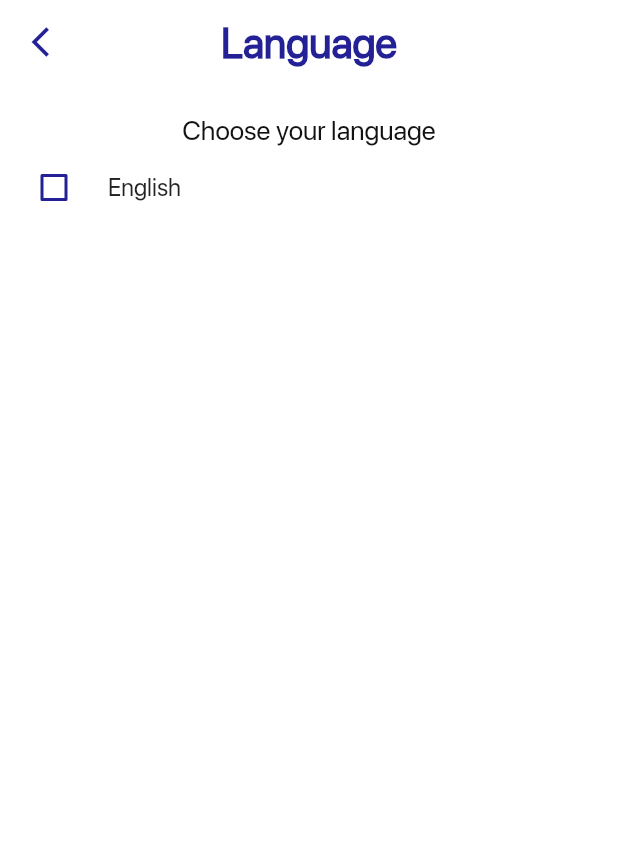
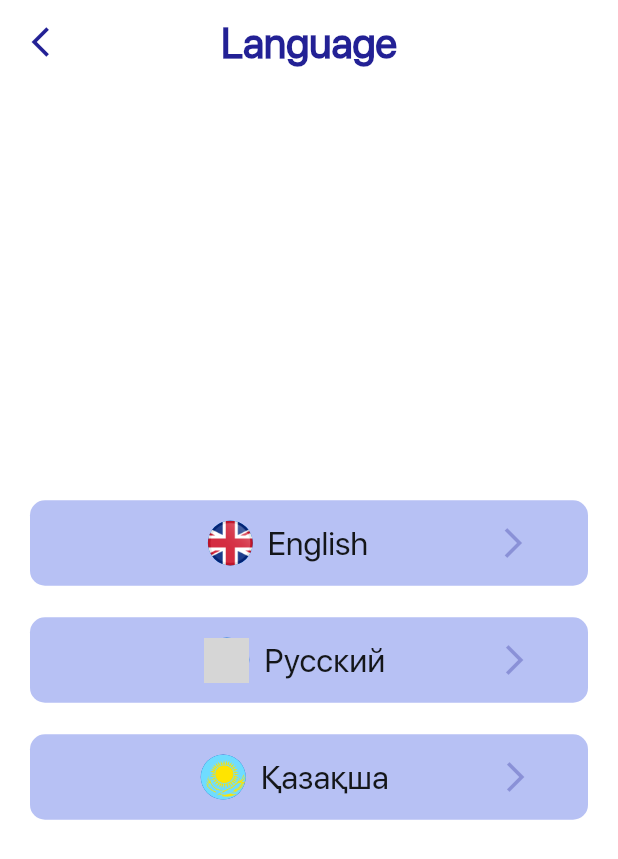
Before and after one commit to auyelgazin/uniguide, a Flutter app: the LanguageScreen screen opened directly, on a phone screen of 412 x 824 dp. Shown: the top 859 px of the screen. Run offline on Flutter 3.47's test engine with Material 2 defaults, Android fonts, the phone set to English and light mode, and no system bars; our stand-ins replace cloud_firestore, firebase_auth, firebase_core, firebase_storage, get, image_picker and 1 more; accounts and stored records are empty; grey boxes are pictures that could not be loaded.

Commit message:
bkp /one time lang choose

```diff
--- a/lib/constants/language/languages.dart
+++ b/lib/constants/language/languages.dart
@@ -22,6 +22,9 @@ class Languages extends Translations{
       'signup_info': 'Create your own account',
       'full_name': 'Full name',
 
+      // Profile
+      'profile': 'Profile',
+
     },
     'ru_RU': {
       'choose': 'Какой язык вы хотите выбрать?',
@@ -30,6 +33,9 @@ class Languages extends Translations{
       'login': 'Войти',
       'have_acc?': 'У вас уже есть аккаунт?',
       'signup': 'Зарегистрироваться',
+
+      // Profile
+      'profile': 'Профиль',
     },
     'kz_KZ': {
       'choose': 'Қай тілді таңдағыңыз келеді?',
@@ -38,6 +44,9 @@ class Languages extends Translations{
       'login': 'Кіру',
       'have_acc?': 'Аккаунтыңыз бар ма?',
       'signup': 'Тіркелу',
+
+      // Profile
+      'profile': 'Профайыл 667',
     }
 
   };
--- a/lib/main.dart
+++ b/lib/main.dart
@@ -30,7 +30,7 @@ class MyApp extends StatelessWidget {
     return GetMaterialApp(
 
       // Localization based properties:
-      locale: Locale('en', 'US'),
+      locale: Locale('ru', 'RU'),
       fallbackLocale: Locale('en', 'US'),
       translations: Languages(),
 
--- a/lib/screens/dashboard/profile_screen.dart
+++ b/lib/screens/dashboard/profile_screen.dart
@@ -9,12 +9,13 @@ import 'package:uniguide/screens/dashboard/models/user_model.dart';
 import 'package:uniguide/screens/dashboard/profile_screens/language_screen.dart';
 import 'package:uniguide/screens/dashboard/profile_screens/persontal_data_screen.dart';
 import 'package:uniguide/screens/dashboard/profile_screens/settings_screen.dart';
-import 'package:uniguide/screens/dashboard/profile_screens/survey_screen.dart';
 import 'package:uniguide/services/auth_service.dart';
 import 'package:uniguide/services/firestore_service.dart';
 import 'package:uniguide/services/storage_service.dart';
 import 'package:uniguide/widgets/profile_button.dart';
 import 'package:get/get.dart';
+
+import 'profile_screens/survey_screen.dart';
 
 final FirebaseAuth firebaseAuth = FirebaseAuth.instance;
 
@@ -38,7 +39,7 @@ class _ProfileScreenState extends State<ProfileScreen> {
         centerTitle: true,
         elevation: 0,
         title: Text(
-          'Profile',
+          'profile'.tr,
           style: titleStyle,
         ),
         backgroundColor: Colors.white,
--- a/lib/screens/dashboard/profile_screens/language_screen.dart
+++ b/lib/screens/dashboard/profile_screens/language_screen.dart
@@ -1,7 +1,9 @@
 import 'package:flutter/material.dart';
 import 'package:get/get.dart';
 import 'package:uniguide/constants/font_styles.dart';
+import 'package:uniguide/constants/language/language_controller.dart';
 import 'package:uniguide/widgets/auth_widgets/auth_checkbox.dart';
+import 'package:uniguide/widgets/lang_button.dart';
 
 class LanguageScreen extends StatefulWidget {
   @override
@@ -9,6 +11,8 @@ class LanguageScreen extends StatefulWidget {
 }
 
 class _LanguageScreenState extends State<LanguageScreen> {
+  LanguageController languageController = Get.put(LanguageController());
+
   @override
   Widget build(BuildContext context) {
     return Scaffold(
@@ -35,26 +39,41 @@ class _LanguageScreenState extends State<LanguageScreen> {
         elevation: 0,
       ),
       body: Column(
-        mainAxisAlignment: MainAxisAlignment.start,
+        mainAxisAlignment: MainAxisAlignment.center,
         children: [
-          SizedBox(height: 20),
-          Padding(
-            padding: const EdgeInsets.symmetric(horizontal: 20),
-            child: Text(
-              'Choose your language',
-              style: loginSignupInfo,
-            ),
+          LangButton(
+              langID: 'en',
+              region: 'US',
+              assetImage: 'images/en.png',
+              langName: 'English  ',
+              languageController: languageController,
+              getTo: () {
+                Get.back();
+              }),
+          SizedBox(
+            height: 21,
           ),
-          Column(
-            children: [
-              CheckboxListTile(
-                controlAffinity: ListTileControlAffinity.leading,
-                value: false,
-                onChanged: (value) {},
-                title: Text('English'),
-              ),
-            ],
+          LangButton(
+              langID: 'ru',
+              region: 'RU',
+              assetImage: 'images/ru.png',
+              langName: 'Русский',
+              languageController: languageController,
+              getTo: () {
+                Get.back();
+              }),
+          SizedBox(
+            height: 21,
           ),
+          LangButton(
+              langID: 'kz',
+              region: 'KZ',
+              assetImage: 'images/kz.png',
+              langName: 'Қазақша',
+              languageController: languageController,
+              getTo: () {
+                Get.back();
+              }),
         ],
       ),
     );
--- a/lib/widgets/lang_button.dart
+++ b/lib/widgets/lang_button.dart
@@ -9,15 +9,17 @@ class LangButton extends StatelessWidget {
   final String assetImage;
   final String langName;
   final LanguageController languageController;
+  final Function getTo;
 
-  LangButton({this.langID, this.region, this.assetImage, this.langName, this.languageController});
+  LangButton({this.langID, this.region, this.assetImage, this.langName, this.languageController, this.getTo});
 
   @override
   Widget build(BuildContext context) {
     return GestureDetector(
       onTap: () {
         languageController.changeLanguage(langID, region);
-        Get.toNamed('/welcome');
+
+        getTo();
       },
       child: WideButtonBox(
         Container(
```
Also changed, not shown: lib/constants/language/language_controller.dart (+7 -1 lines), lib/screens/onboarding/choose_lang_screen.dart (+9 -3 lines).
